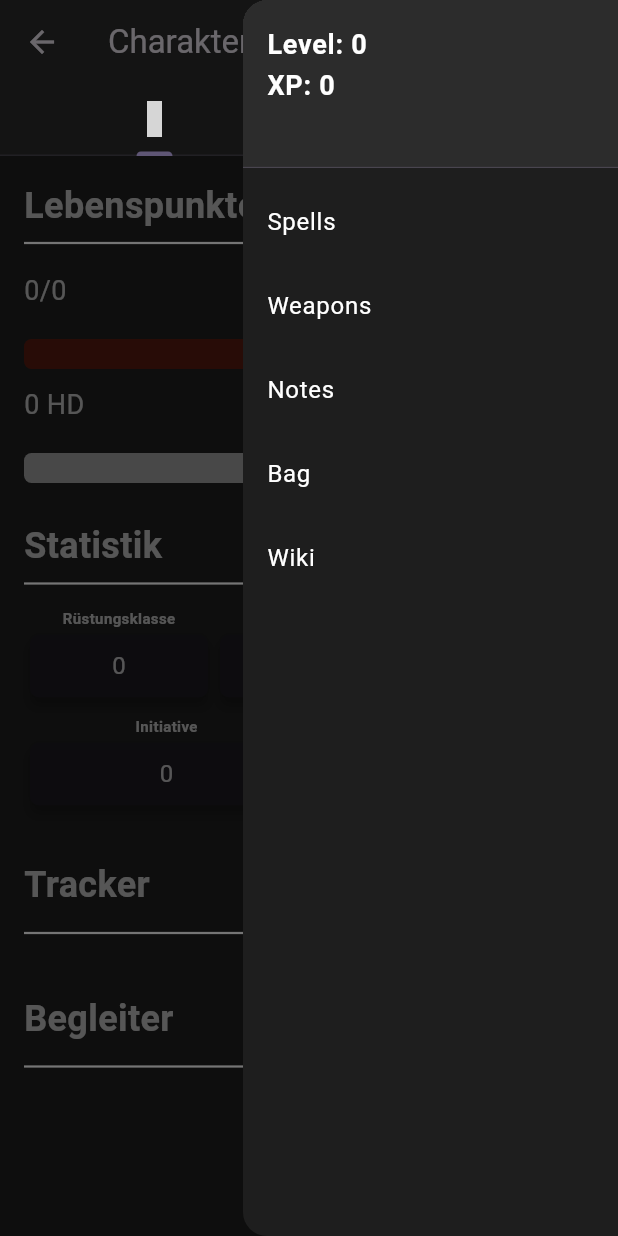
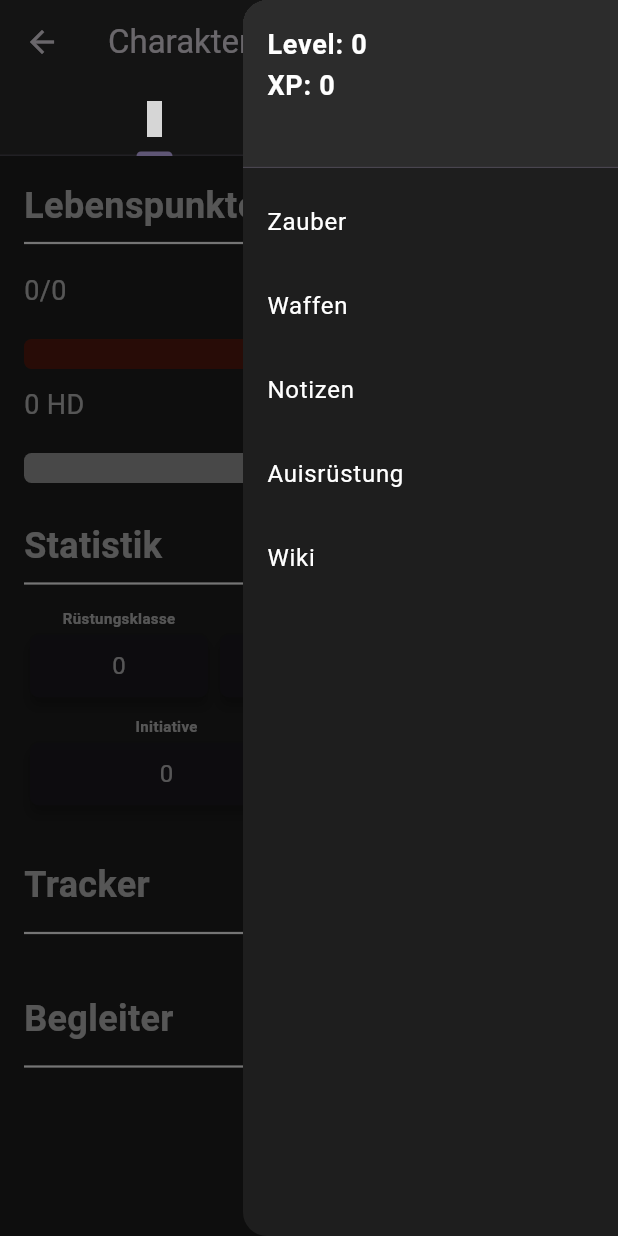
Before and after one commit to BonobosInc/dnd, a Flutter app: the CharacterView screen opened directly with empty values, with the side drawer open, on a phone screen of 412 x 824 dp. Run offline on Flutter 3.47's test engine with Material 3 defaults, Android fonts, the light colour scheme and no system bars; our stand-ins replace file_picker, material_design_icons_flutter, sqflite, sqflite_common_ffi; accounts and stored records are empty; statements that could not run were skipped; grey boxes are pictures that could not be loaded.

Commit message:
small changes

```diff
--- a/lib/main.dart
+++ b/lib/main.dart
@@ -36,6 +36,7 @@ class DNDApp extends StatelessWidget {
         appBarTheme: const AppBarTheme(
           color: AppColors.appBarColor,
         ),
+        splashColor: Colors.transparent,
         cardColor: AppColors.cardColor,
         dividerColor: AppColors.dividerColor,
         textTheme: const TextTheme(
--- a/lib/views/character_view.dart
+++ b/lib/views/character_view.dart
@@ -64,7 +64,6 @@ class CharacterViewState extends State<CharacterView> {
         int tempLevel = level;
 
         return StatefulBuilder(
-          // Add StatefulBuilder here to trigger state updates
           builder: (BuildContext context, setStateDialog) {
             return AlertDialog(
               title: const Text("Level"),
@@ -102,13 +101,13 @@ class CharacterViewState extends State<CharacterView> {
               ),
               actions: <Widget>[
                 TextButton(
-                  child: const Text("Cancel"),
+                  child: const Text("Abbrechen"),
                   onPressed: () {
                     Navigator.of(context).pop();
                   },
                 ),
                 TextButton(
-                  child: const Text("Save"),
+                  child: const Text("Speichern"),
                   onPressed: () async {
                     setState(() {
                       level = tempLevel;
@@ -223,7 +222,6 @@ class CharacterViewState extends State<CharacterView> {
               child: ListView(
                 padding: EdgeInsets.zero,
                 children: <Widget>[
-                  // Custom DrawerHeader with XP and Level
                   SizedBox(
                     height: 120,
                     child: DrawerHeader(
@@ -259,10 +257,9 @@ class CharacterViewState extends State<CharacterView> {
                       ),
                     ),
                   ),
-                  // Menu Items
                   ListTile(
                     title: const Text(
-                      'Spells',
+                      'Zauber',
                       style: TextStyle(color: AppColors.textColorLight),
                     ),
                     onTap: () {
@@ -280,7 +277,7 @@ class CharacterViewState extends State<CharacterView> {
                   ),
                   ListTile(
                     title: const Text(
-                      'Weapons',
+                      'Waffen',
                       style: TextStyle(color: AppColors.textColorLight),
                     ),
                     onTap: () {
@@ -297,7 +294,7 @@ class CharacterViewState extends State<CharacterView> {
                   ),
                   ListTile(
                     title: const Text(
-                      'Notes',
+                      'Notizen',
                       style: TextStyle(color: AppColors.textColorLight),
                     ),
                     onTap: () {
@@ -315,7 +312,7 @@ class CharacterViewState extends State<CharacterView> {
                   ),
                   ListTile(
                     title: const Text(
-                      'Bag',
+                      'Auisrüstung',
                       style: TextStyle(color: AppColors.textColorLight),
                     ),
                     onTap: () {
```
Also changed, not shown: lib/views/wiki_view.dart (+35 -13 lines).
